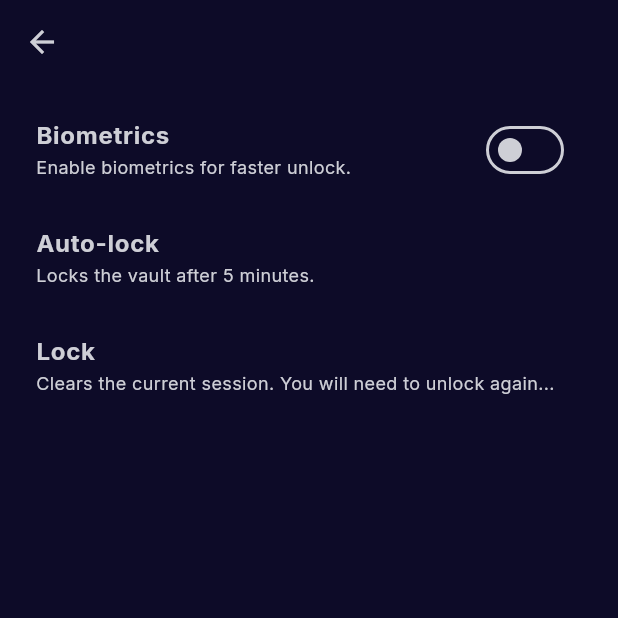
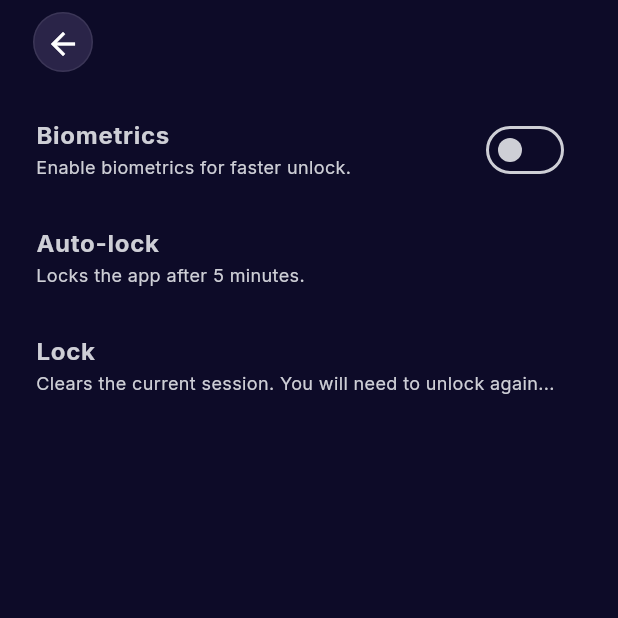
Before and after one commit to veil-notes/app, a Flutter app: the NoteListScreen screen opened by its route, after a tap on the "settings" icon, on a phone screen of 412 x 824 dp, the top half of it. Run offline on Flutter 3.47's test engine with Material 3 defaults, Android fonts, the phone set to English and light mode, and no system bars; our stand-ins replace flutter_riverpod, flutter_secure_storage, go_router, local_auth; missing offline and left inert: argon2, openpgp; accounts and stored records are empty.

Commit message:
refactor(branding): polish app naming and settings UI

```diff
--- a/lib/features/notes/presentation/screens/note_list_screen.dart
+++ b/lib/features/notes/presentation/screens/note_list_screen.dart
@@ -10,14 +10,43 @@ class NoteListScreen extends ConsumerWidget {
   @override
   Widget build(BuildContext context, WidgetRef ref) {
     final notesAsync = ref.watch(notesListProvider);
+    final topInset = MediaQuery.paddingOf(context).top + kToolbarHeight;
 
     return Scaffold(
+      extendBodyBehindAppBar: true,
       appBar: AppBar(
+        backgroundColor: Colors.transparent,
+        elevation: 0,
+        scrolledUnderElevation: 0,
+        shadowColor: Colors.transparent,
+        surfaceTintColor: Colors.transparent,
+        automaticallyImplyLeading: false,
         actions: [
-          IconButton(
-            padding: const EdgeInsets.symmetric(horizontal: 16),
-            onPressed: () => context.push('/settings'),
-            icon: const Icon(Icons.settings),
+          Padding(
+            padding: const EdgeInsets.only(
+              left: 8,
+              top: 8,
+              bottom: 8,
+              right: 16,
+            ),
+            child: Material(
+              elevation: 0,
+              color: const Color(0xFF2A2448),
+              shape: const CircleBorder(),
+              child: Container(
+                decoration: BoxDecoration(
+                  shape: BoxShape.circle,
+                  border: Border.all(
+                    color: Colors.white.withValues(alpha: 0.08),
+                  ),
+                ),
+                child: IconButton(
+                  padding: const EdgeInsets.symmetric(horizontal: 16),
+                  onPressed: () => context.push('/settings'),
+                  icon: const Icon(Icons.settings),
+                ),
+              ),
+            ),
           ),
         ],
       ),
@@ -37,7 +66,7 @@ class NoteListScreen extends ConsumerWidget {
           }
 
           return ListView.separated(
-            padding: const EdgeInsets.all(8),
+            padding: EdgeInsets.fromLTRB(8, topInset, 8, 8),
             itemCount: notes.length,
             separatorBuilder: (_, _) => const SizedBox(height: 4),
             itemBuilder: (context, index) {
--- a/lib/features/settings/presentation/screens/settings_screen.dart
+++ b/lib/features/settings/presentation/screens/settings_screen.dart
@@ -22,11 +22,36 @@ class _SettingsScreenState extends ConsumerState<SettingsScreen> {
     final biometricEnabledAsync = ref.watch(isBiometricEnabledProvider);
     final canUseBiometricsAsync = ref.watch(canUseBiometricUnlockProvider);
     final autoLockOptionAsync = ref.watch(autoLockOptionProvider);
+    final topInset = MediaQuery.paddingOf(context).top + kToolbarHeight + 8;
 
     return Scaffold(
-      appBar: AppBar(),
+      extendBodyBehindAppBar: true,
+      appBar: AppBar(
+        backgroundColor: Colors.transparent,
+        elevation: 0,
+        scrolledUnderElevation: 0,
+        shadowColor: Colors.transparent,
+        surfaceTintColor: Colors.transparent,
+        automaticallyImplyLeading: false,
+        leadingWidth: 72,
+        leading: Padding(
+          padding: const EdgeInsets.only(left: 12, top: 8, bottom: 8),
+          child: Material(
+            elevation: 0,
+            color: const Color(0xFF2A2448),
+            shape: const CircleBorder(),
+            child: Container(
+              decoration: BoxDecoration(
+                shape: BoxShape.circle,
+                border: Border.all(color: Colors.white.withValues(alpha: 0.08)),
+              ),
+              child: const BackButton(color: Colors.white),
+            ),
+          ),
+        ),
+      ),
       body: Padding(
-        padding: const EdgeInsets.all(8),
+        padding: EdgeInsets.fromLTRB(8, topInset, 8, 8),
         child: Column(
           crossAxisAlignment: CrossAxisAlignment.start,
           children: [
@@ -43,7 +68,7 @@ class _SettingsScreenState extends ConsumerState<SettingsScreen> {
                     style: TextStyle(fontWeight: FontWeight.bold),
                   ),
                   subtitle: Text(
-                    'Locks the vault after ${option.label.toLowerCase()}.',
+                    'Locks the app after ${option.label.toLowerCase()}.',
                     style: TextStyle(fontSize: 12),
                   ),
                   onTap: _isLoading ? null : _selectAutoLockOption,
@@ -146,7 +171,7 @@ class _SettingsScreenState extends ConsumerState<SettingsScreen> {
     required bool canUseBiometrics,
   }) {
     if (canUseBiometrics) {
-      return 'Use biometrics to unlock your vault faster.';
+      return 'Use biometrics to unlock app faster.';
     }
 
     if (isEnabled) {
--- a/lib/features/veil/infra/biometrics/local_auth_biometric_auth_service.dart
+++ b/lib/features/veil/infra/biometrics/local_auth_biometric_auth_service.dart
@@ -29,7 +29,7 @@ class LocalAuthBiometricAuthService implements BiometricAuthService {
 
     try {
       return await _localAuthentication.authenticate(
-        localizedReason: 'Authenticate to unlock your vault',
+        localizedReason: 'Authenticate to unlock Veil',
         biometricOnly: true,
         persistAcrossBackgrounding: true,
       );
--- a/pubspec.yaml
+++ b/pubspec.yaml
@@ -1,5 +1,5 @@
 name: veil
-description: "A new Flutter project."
+description: "Privacy without effort notes app"
 # The following line prevents the package from being accidentally published to
 # pub.dev using `flutter pub publish`. This is preferred for private packages.
 publish_to: 'none' # Remove this line if you wish to publish to pub.dev
@@ -16,7 +16,7 @@ publish_to: 'none' # Remove this line if you wish to publish to pub.dev
 # https://developer.apple.com/library/archive/documentation/General/Reference/InfoPlistKeyReference/Articles/CoreFoundationKeys.html
 # In Windows, build-name is used as the major, minor, and patch parts
 # of the product and file versions while build-number is used as the build suffix.
-version: 1.0.0-beta.1+3
+version: 1.0.0-beta.1+4
 
 environment:
   sdk: ^3.11.4
```
Also changed, not shown: 1 other file.
